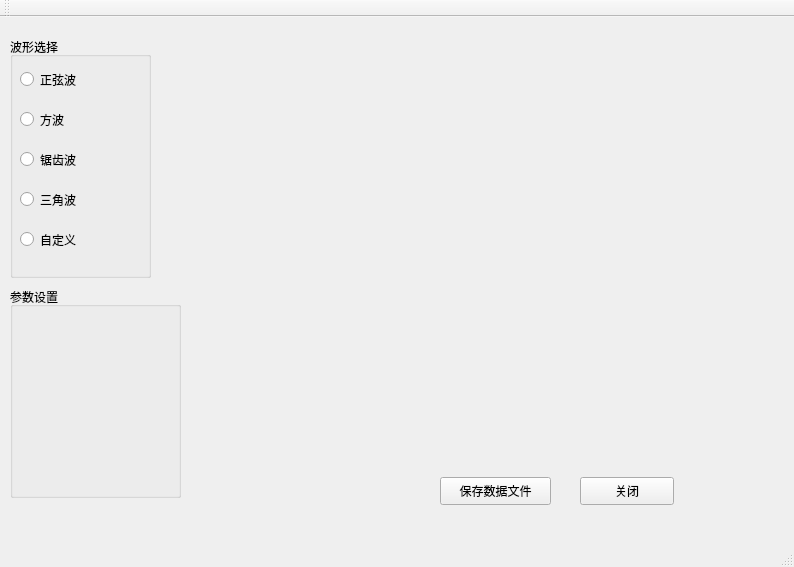
Qt form mwgenwdata.ui (CarnationTL/GenWData) before a commit.
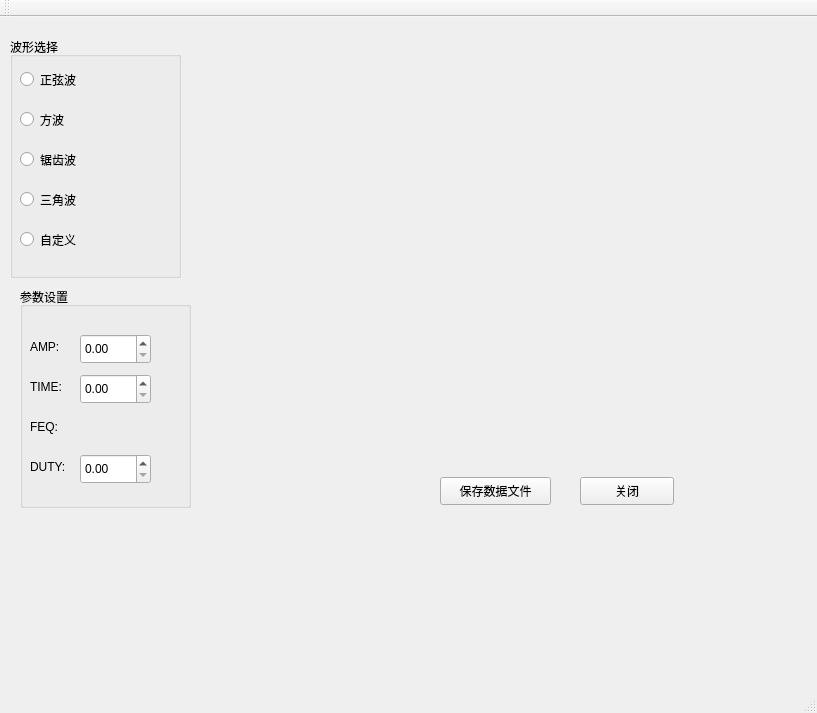
The same form after that commit. Custom widgets are drawn as their Qt base class.

```diff
--- a/mwgenwdata.ui
+++ b/mwgenwdata.ui
@@ -6,8 +6,8 @@
    <rect>
     <x>0</x>
     <y>0</y>
-    <width>794</width>
-    <height>567</height>
+    <width>817</width>
+    <height>713</height>
    </rect>
   </property>
   <property name="windowTitle">
@@ -19,7 +19,7 @@
      <rect>
       <x>10</x>
       <y>20</y>
-      <width>141</width>
+      <width>171</width>
       <height>241</height>
      </rect>
     </property>
@@ -29,6 +29,9 @@
       <height>0</height>
      </size>
     </property>
+    <property name="styleSheet">
+     <string notr="true"/>
+    </property>
     <property name="title">
      <string>波形选择</string>
     </property>
@@ -111,15 +114,100 @@
    <widget class="QGroupBox" name="gbPara">
     <property name="geometry">
      <rect>
-      <x>10</x>
+      <x>20</x>
       <y>270</y>
       <width>171</width>
-      <height>211</height>
+      <height>221</height>
      </rect>
     </property>
+    <property name="styleSheet">
+     <string notr="true"/>
+    </property>
     <property name="title">
      <string>参数设置</string>
     </property>
+    <widget class="QLabel" name="lbFEQ">
+     <property name="geometry">
+      <rect>
+       <x>10</x>
+       <y>130</y>
+       <width>40</width>
+       <height>20</height>
+      </rect>
+     </property>
+     <property name="text">
+      <string>FEQ:</string>
+     </property>
+    </widget>
+    <widget class="QDoubleSpinBox" name="sbAMP">
+     <property name="geometry">
+      <rect>
+       <x>60</x>
+       <y>47</y>
+       <width>71</width>
+       <height>30</height>
+      </rect>
+     </property>
+    </widget>
+    <widget class="QLabel" name="lbAMP">
+     <property name="geometry">
+      <rect>
+       <x>10</x>
+       <y>50</y>
+       <width>40</width>
+       <height>20</height>
+      </rect>
+     </property>
+     <property name="text">
+      <string>AMP:</string>
+     </property>
+    </widget>
+    <widget class="QLabel" name="lbDUTY">
+     <property name="geometry">
+      <rect>
+       <x>10</x>
+       <y>170</y>
+       <width>40</width>
+       <height>20</height>
+      </rect>
+     </property>
+     <property name="text">
+      <string>DUTY:</string>
+     </property>
+    </widget>
+    <widget class="QDoubleSpinBox" name="sbDUTY">
+     <property name="geometry">
+      <rect>
+       <x>60</x>
+       <y>167</y>
+       <width>71</width>
+       <height>30</height>
+      </rect>
+     </property>
+    </widget>
+    <widget class="QLabel" name="lbTIME">
+     <property name="geometry">
+      <rect>
+       <x>10</x>
+       <y>90</y>
+       <width>40</width>
+       <height>20</height>
+      </rect>
+     </property>
+     <property name="text">
+      <string>TIME:</string>
+     </property>
+    </widget>
+    <widget class="QDoubleSpinBox" name="sbTIME">
+     <property name="geometry">
+      <rect>
+       <x>60</x>
+       <y>87</y>
+       <width>71</width>
+       <height>30</height>
+      </rect>
+     </property>
+    </widget>
    </widget>
    <widget class="QPushButton" name="btnGenWData">
     <property name="geometry">
```
Left out of the diff: 14 changed lines with no effect on the pictures.
